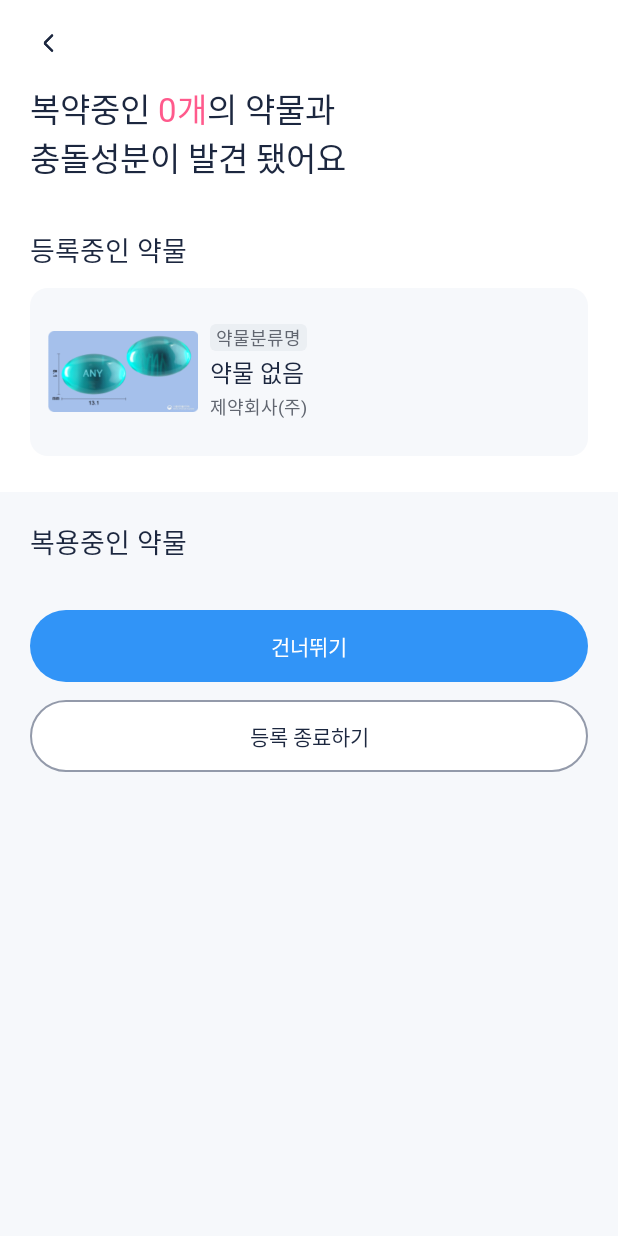
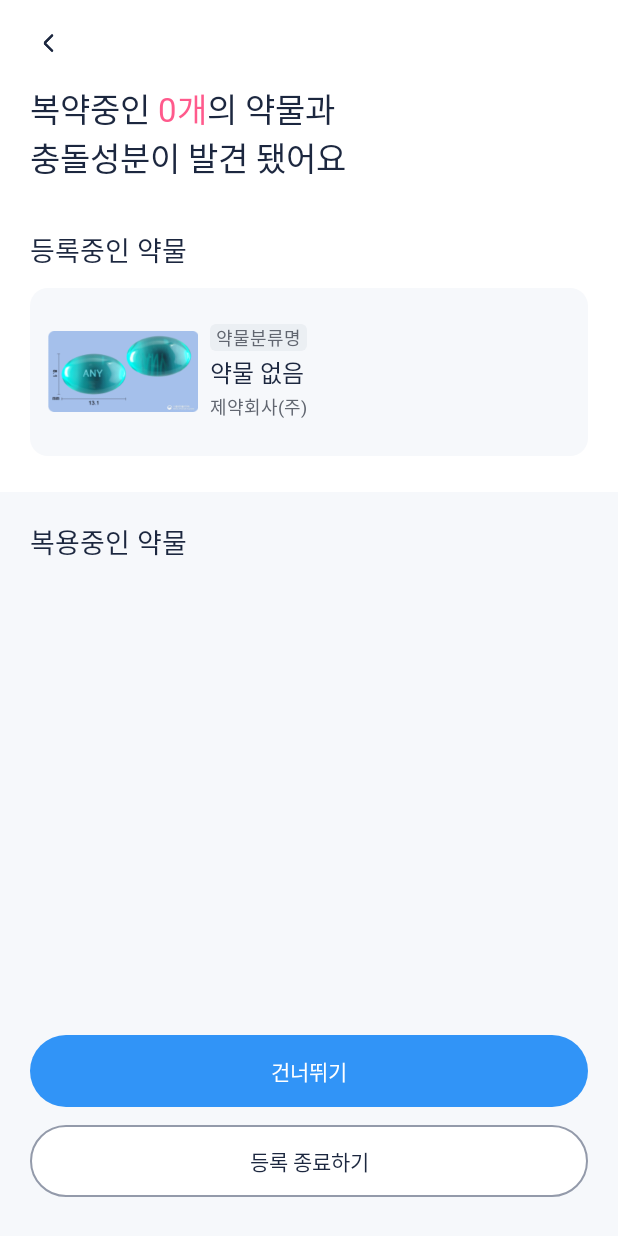
Before and after one commit to Pill-Mate/Pill-Mate-Android, an Android app: the fragment MedicineConflictFragment placed in its activity, on a phone screen of 412 x 824 dp. Run offline under Robolectric (Android 15) with nearby library versions, the phone set to English and light mode, and no system bars; pictures from the network do not load; Roboto replaces fonts that are not available here.

Commit message:
[fix] #7 - 11 약물 충돌 UI 수정

```diff
--- a/app/src/main/res/layout/fragment_medicine_conflict.xml
+++ b/app/src/main/res/layout/fragment_medicine_conflict.xml
@@ -11,7 +11,7 @@
     <ScrollView
         android:id="@+id/scroll_container"
         android:layout_width="match_parent"
-        android:layout_height="0dp"
+        android:layout_height="match_parent"
         android:fillViewport="true"
         app:layout_constraintTop_toTopOf="parent"
         app:layout_constraintBottom_toBottomOf="parent" >
@@ -129,7 +129,8 @@
                 android:id="@+id/layout_conflict_section"
                 android:layout_width="match_parent"
                 android:layout_height="wrap_content"
-                android:padding="20dp"
+                android:paddingTop="20dp"
+                android:paddingHorizontal="20dp"
                 app:layout_constraintTop_toBottomOf="@id/layout_top_section"
                 app:layout_constraintStart_toStartOf="parent"
                 app:layout_constraintEnd_toEndOf="parent">
@@ -180,6 +181,7 @@
                         android:id="@+id/rv_contraindication"
                         android:layout_width="match_parent"
                         android:layout_height="wrap_content"
+                        android:nestedScrollingEnabled="false"
                         app:layout_constraintTop_toBottomOf="@id/tv_contraindication"
                         app:layout_constraintStart_toStartOf="parent"
                         app:layout_constraintEnd_toEndOf="parent"/>
@@ -222,23 +224,32 @@
                         android:id="@+id/rv_efficiency_overlap"
                         android:layout_width="match_parent"
                         android:layout_height="wrap_content"
+                        android:nestedScrollingEnabled="false"
                         app:layout_constraintTop_toBottomOf="@id/tv_efficiency_overlap"
                         app:layout_constraintStart_toStartOf="parent"
                         app:layout_constraintEnd_toEndOf="parent"/>
                 </androidx.constraintlayout.widget.ConstraintLayout>
+            </androidx.constraintlayout.widget.ConstraintLayout>
 
+            <Space
+                android:id="@+id/spacer"
+                android:layout_width="match_parent"
+                android:layout_height="166dp"
+                app:layout_constraintEnd_toEndOf="parent"
+                app:layout_constraintStart_toStartOf="parent"
+                app:layout_constraintTop_toBottomOf="@id/layout_conflict_section" />
 
             <!-- 버튼 영역 -->
             <LinearLayout
                 android:id="@+id/layout_buttons"
                 android:layout_width="match_parent"
                 android:layout_height="wrap_content"
-                    android:layout_marginTop="32dp"
+                android:paddingHorizontal="20dp"
                 android:layout_marginBottom="26dp"
                 android:orientation="vertical"
-                    app:layout_constraintTop_toBottomOf="@id/layout_efficiency_overlap"
-                    app:layout_constraintStart_toStartOf="parent"
-                    app:layout_constraintEnd_toEndOf="parent">
+                app:layout_constraintBottom_toBottomOf="parent"
+                app:layout_constraintEnd_toEndOf="parent"
+                app:layout_constraintStart_toStartOf="parent">
 
                 <Button
                     android:id="@+id/btn_skip"
@@ -246,20 +257,19 @@
                     android:layout_height="wrap_content"
                     android:layout_marginBottom="12dp"
                     android:background="@drawable/bg_btn_main_blue_1"
+                    android:stateListAnimator="@null"
                     android:text="@string/medicine_conflict_btn_skip"
-                        android:textColor="@color/white"
-                        android:stateListAnimator="@null"/>
+                    android:textColor="@color/white" />
 
                 <Button
                     android:id="@+id/btn_finish"
                     android:layout_width="match_parent"
                     android:layout_height="wrap_content"
                     android:background="@drawable/bg_btn_gray_2_stoke"
+                    android:stateListAnimator="@null"
                     android:text="@string/medicine_conflict_btn_finish"
-                        android:textColor="@color/black"
-                        android:stateListAnimator="@null"/>
+                    android:textColor="@color/black" />
             </LinearLayout>
-            </androidx.constraintlayout.widget.ConstraintLayout>
         </androidx.constraintlayout.widget.ConstraintLayout>
     </ScrollView>
 </androidx.constraintlayout.widget.ConstraintLayout>
```
Lines whose indentation alone changed are shown as unchanged.
